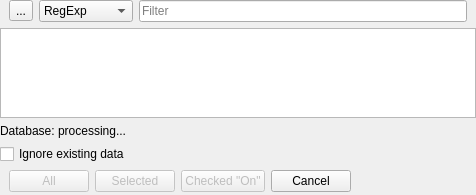
First picture: the form in zbyrator-src/selectmeters4poll.ui, repository KTS-Intek/quick-collect, before the edit.
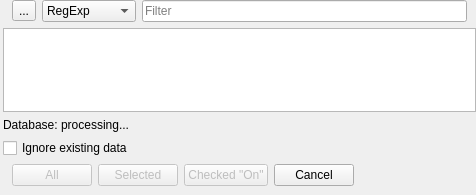
Second picture: the form after the edit. Icons and pictures are not drawn.

What changed in the file:
```diff
--- a/zbyrator-src/selectmeters4poll.ui
+++ b/zbyrator-src/selectmeters4poll.ui
@@ -15,7 +15,7 @@
   </property>
   <layout class="QVBoxLayout" name="verticalLayout">
    <property name="leftMargin">
-    <number>0</number>
+    <number>3</number>
    </property>
    <property name="topMargin">
     <number>0</number>
@@ -130,7 +130,7 @@
       <number>9</number>
      </property>
      <property name="bottomMargin">
-      <number>3</number>
+      <number>9</number>
      </property>
      <item>
       <widget class="QPushButton" name="pbPollAll">
```
